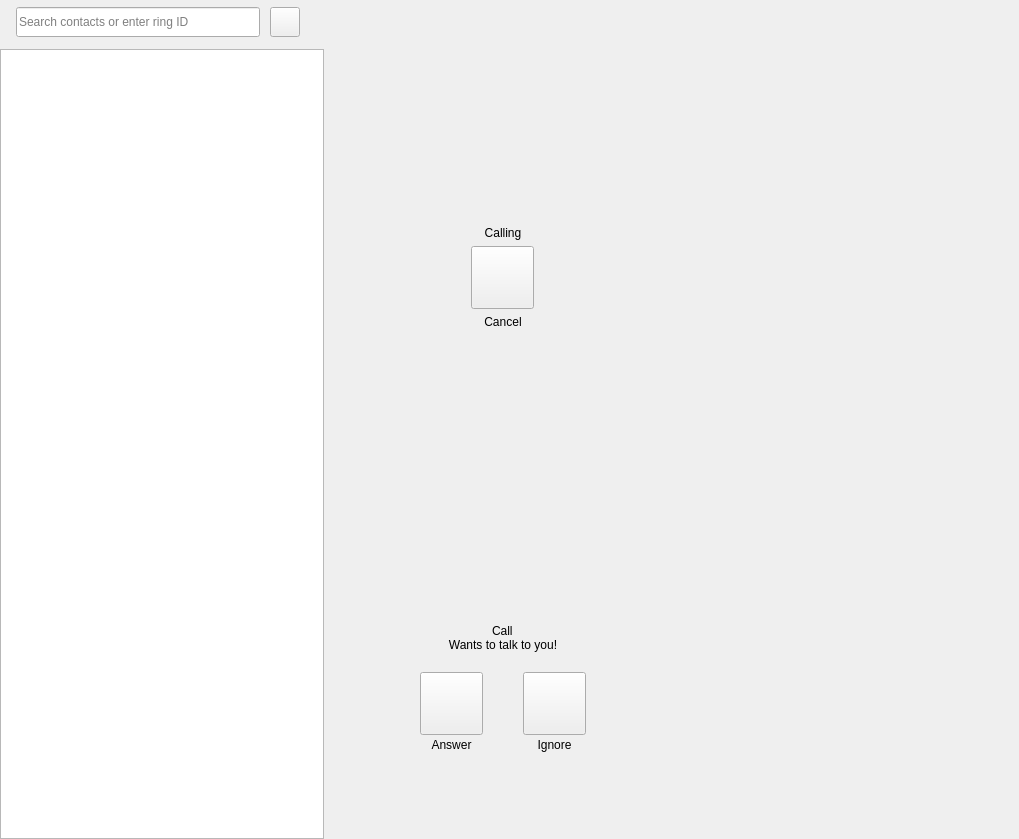
Qt form callwidget.ui (savoirfairelinux/jami-client-windows) before a commit.
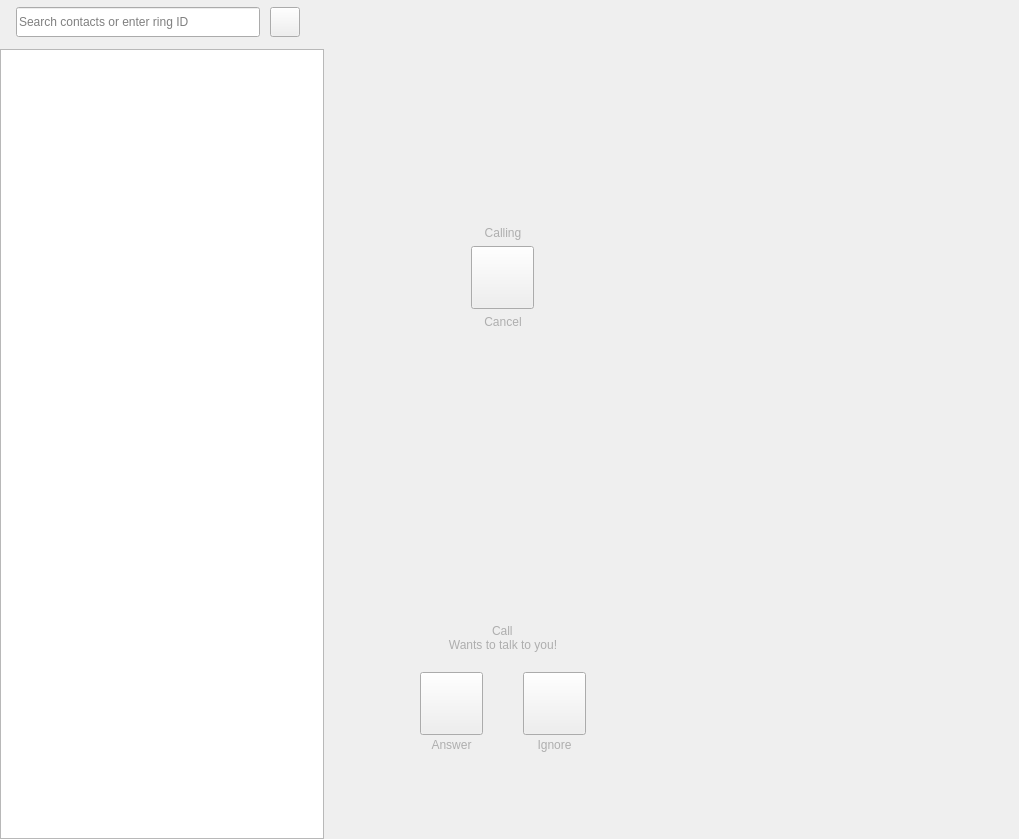
The same form after that commit. The open tabs and pages were chosen to show the change. Icons and pictures are not drawn. Custom widgets are drawn as their Qt base class.

Commit message:
Refurbishing of the MS Windows client
- stylesheet updated

Tuleap: #148

Patch:
```diff
--- a/callwidget.ui
+++ b/callwidget.ui
@@ -354,6 +354,9 @@
              </item>
              <item>
               <widget class="QLabel" name="outboundCallLabel">
+               <property name="styleSheet">
+                <string notr="true">color: rgb(174, 174, 174);</string>
+               </property>
                <property name="text">
                 <string>Calling</string>
                </property>
@@ -389,6 +392,9 @@
              </item>
              <item>
               <widget class="QLabel" name="cancelCallLabel">
+               <property name="styleSheet">
+                <string notr="true">color: rgb(174, 174, 174);</string>
+               </property>
                <property name="text">
                 <string>Cancel</string>
                </property>
@@ -474,6 +480,9 @@
                </item>
                <item alignment="Qt::AlignHCenter">
                 <widget class="QLabel" name="callerIdLabel">
+                 <property name="styleSheet">
+                  <string notr="true">color: rgb(174, 174, 174);</string>
+                 </property>
                  <property name="text">
                   <string>Call</string>
                  </property>
@@ -481,6 +490,9 @@
                </item>
                <item>
                 <widget class="QLabel" name="wantToTalkLabel">
+                 <property name="styleSheet">
+                  <string notr="true">color: rgb(174, 174, 174);</string>
+                 </property>
                  <property name="text">
                   <string>Wants to talk to you!</string>
                  </property>
@@ -559,6 +571,9 @@
               <layout class="QHBoxLayout" name="horizontalLayout_5">
                <item>
                 <widget class="QLabel" name="acceptLabel">
+                 <property name="styleSheet">
+                  <string notr="true">color: rgb(174, 174, 174);</string>
+                 </property>
                  <property name="text">
                   <string>Answer</string>
                  </property>
@@ -588,6 +603,9 @@
                  <property name="layoutDirection">
                   <enum>Qt::RightToLeft</enum>
                  </property>
+                 <property name="styleSheet">
+                  <string notr="true">color: rgb(174, 174, 174);</string>
+                 </property>
                  <property name="text">
                   <string>Ignore</string>
                  </property>
```
The commit also changes 3 other files.
